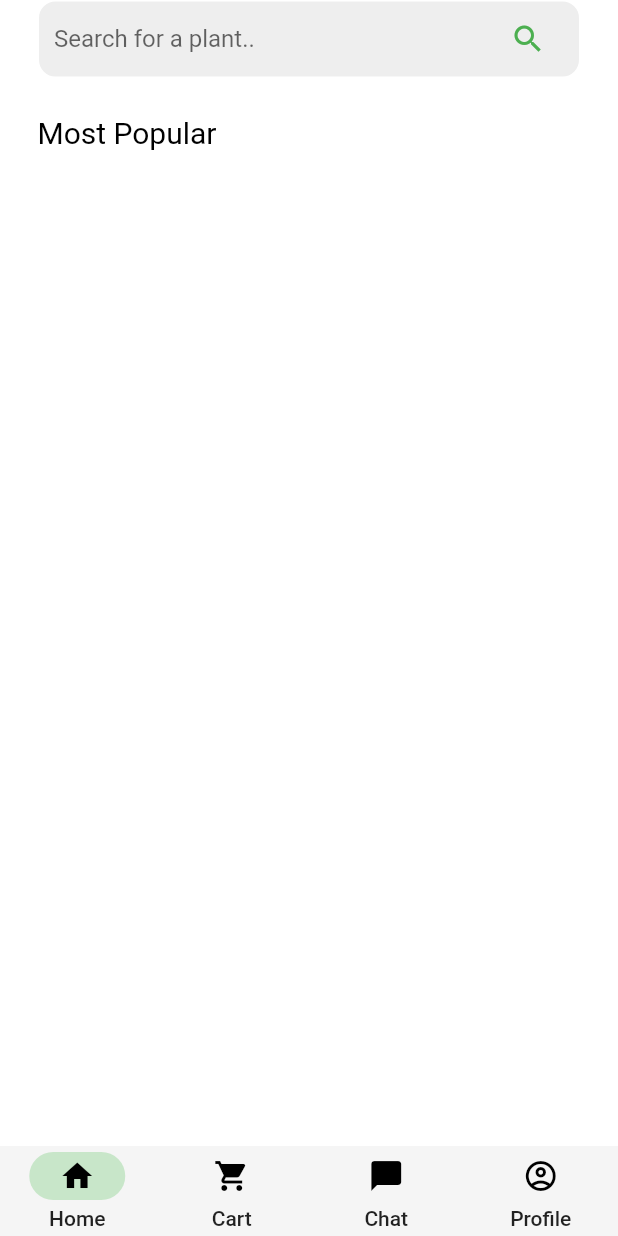
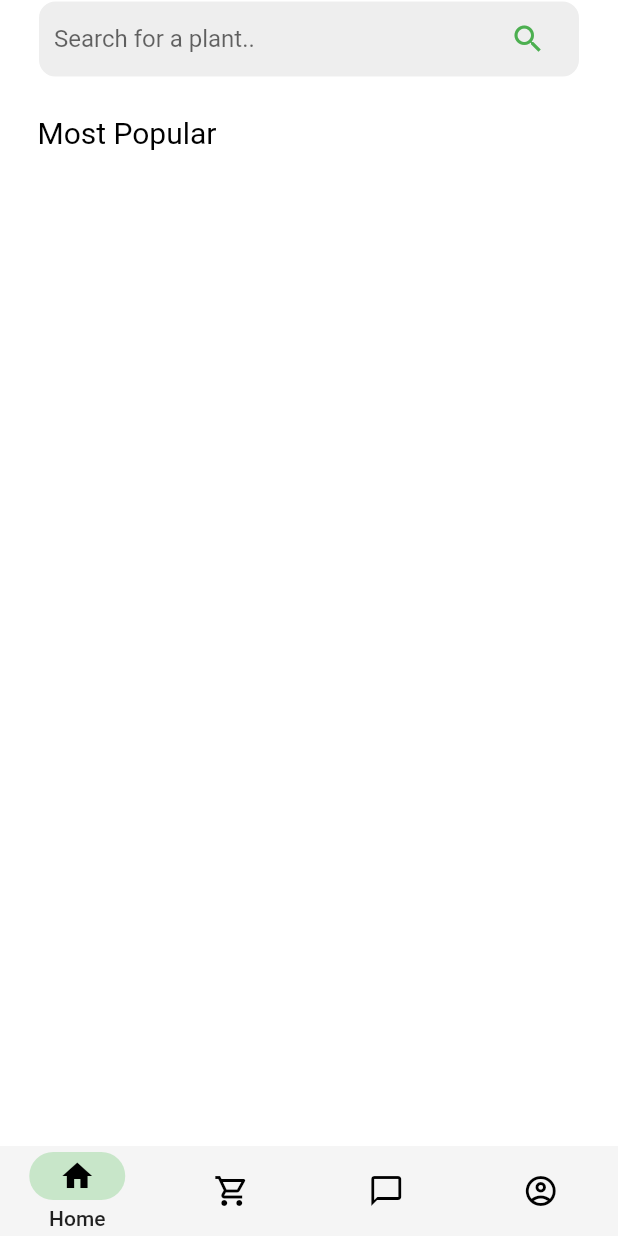
Before and after one commit to razstvien01/seedly, a Flutter app: the screen it shows after launch, on a phone screen of 412 x 824 dp. Run offline on Flutter 3.47's test engine with Material 2 defaults, Android fonts, the phone set to English and light mode, and no system bars.

Commit message:
navigation bar done

```diff
--- a/lib/ud_widgets/nav_bar.dart
+++ b/lib/ud_widgets/nav_bar.dart
@@ -36,25 +36,31 @@ class _NavBarState extends State<NavBar> {
           selectedIndex: index,
           height: 60,
           backgroundColor: Colors.grey[100],
+          labelBehavior: NavigationDestinationLabelBehavior.onlyShowSelected,
+          animationDuration: Duration(seconds: 2),
           onDestinationSelected: (index) => setState(() {
             this.index = index;
           }),
           destinations: [
             NavigationDestination(
-              icon: Icon(Icons.home), label: 'Home',
+              icon: Icon(Icons.home_outlined), label: 'Home',
+              selectedIcon: Icon(Icons.home),
             ),
 
             NavigationDestination(
-              icon: Icon(Icons.shopping_cart), label: 'Cart',
+              icon: Icon(Icons.shopping_cart_outlined), label: 'Cart',
+              selectedIcon: Icon(Icons.shopping_cart),
 
             ),
 
             NavigationDestination(
-              icon: Icon(Icons.messenger_rounded), label: 'Chat',
+              icon: Icon(Icons.messenger_outline), label: 'Chat',
+              selectedIcon: Icon(Icons.messenger),
             ),
 
             NavigationDestination(
               icon: Icon(Icons.account_circle_outlined), label: 'Profile',
+              selectedIcon: Icon(Icons.account_circle),
             ),
           ],
         ),
```
